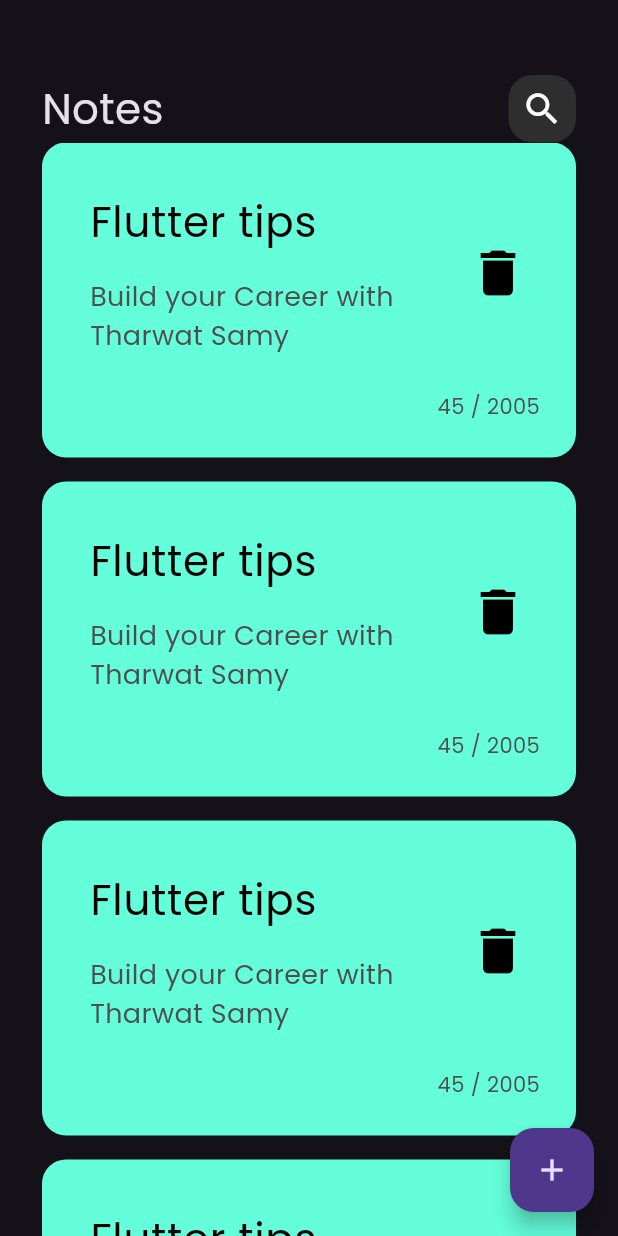
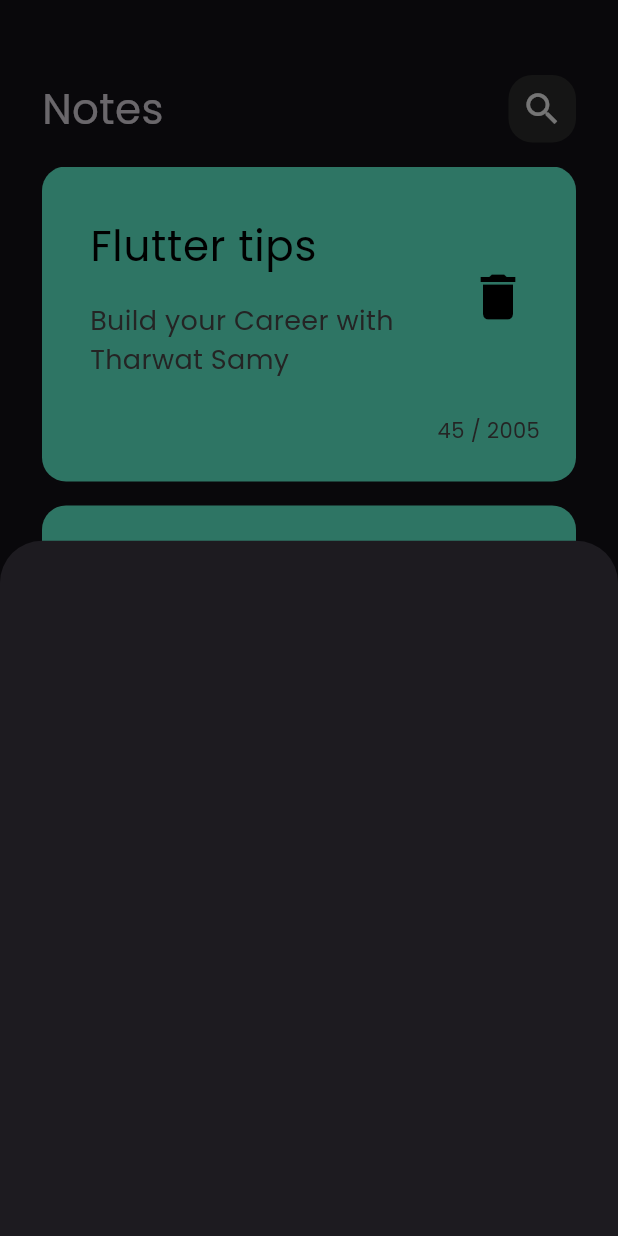
Before and after one commit to AbdMalik2005/note_app, a Flutter app: the screen it shows after launch, after a tap on the "add" icon, on a phone screen of 412 x 824 dp. Run offline on Flutter 3.47's test engine with Material 3 defaults, Android fonts, the phone set to English and light mode, and no system bars.

Commit message:
create addnote_button_sheet.dart

```diff
--- a/lib/view/note_view.dart
+++ b/lib/view/note_view.dart
@@ -1,4 +1,5 @@
 import 'package:flutter/material.dart';
+import 'package:news/widgets/add_note.dart';
 import 'package:news/widgets/note_view_body.dart';
 
 class NoteView extends StatelessWidget {
@@ -8,7 +9,12 @@ class NoteView extends StatelessWidget {
   Widget build(BuildContext context) {
     return Scaffold(
       floatingActionButton: FloatingActionButton(
-        onPressed: () {},
+        onPressed: () {
+          showModalBottomSheet(
+            context: context,
+            builder: (context) => Addnote_Buttonsheet(),
+          );
+        },
         child: Icon(Icons.add),
       ),
       body: const NoteViewBody(),
--- /dev/null
+++ b/lib/widgets/add_note.dart
@@ -0,0 +1,10 @@
+import 'package:flutter/material.dart';
+
+class Addnote_Buttonsheet extends StatelessWidget {
+  const Addnote_Buttonsheet({super.key});
+
+  @override
+  Widget build(BuildContext context) {
+    return Container();
+  }
+}
--- a/lib/widgets/note_view_body.dart
+++ b/lib/widgets/note_view_body.dart
@@ -28,9 +28,13 @@ class ListNote extends StatelessWidget {
 
   @override
   Widget build(BuildContext context) {
-    return ListView.builder(
-              itemCount: 4,
-              itemBuilder: (context, index) =>const NoteItem(),
-            );
+    return Padding(
+      padding: const EdgeInsets.symmetric(vertical: 16),
+      child: ListView.builder(
+        padding: EdgeInsets.zero,
+                itemCount: 4,
+                itemBuilder: (context, index) =>const NoteItem(),
+              ),
+    );
   }
 }
```
